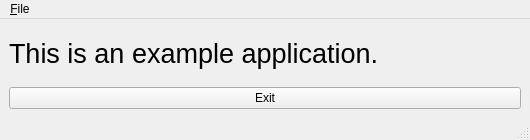
This is source/main_window.ui in jansorg/tom-ui as Qt 5 draws it before an edit. The edited form follows.
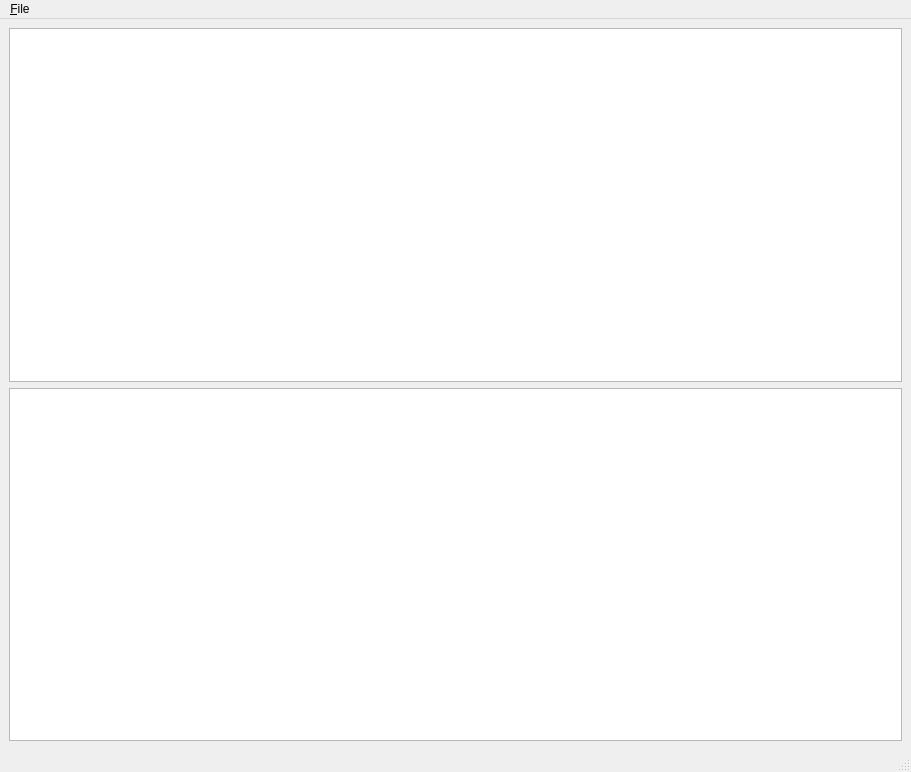
This is the edited form.

Patch:
```diff
--- a/source/main_window.ui
+++ b/source/main_window.ui
@@ -6,8 +6,8 @@
    <rect>
     <x>0</x>
     <y>0</y>
-    <width>530</width>
-    <height>140</height>
+    <width>911</width>
+    <height>772</height>
    </rect>
   </property>
   <property name="windowTitle">
@@ -16,49 +16,18 @@
   <widget class="QWidget" name="centralwidget">
    <layout class="QVBoxLayout" name="verticalLayout">
     <item>
-     <spacer name="verticalSpacer">
-      <property name="orientation">
-       <enum>Qt::Vertical</enum>
-      </property>
-      <property name="sizeHint" stdset="0">
-       <size>
-        <width>20</width>
-        <height>16</height>
-       </size>
-      </property>
-     </spacer>
-    </item>
-    <item>
-     <widget class="QLabel" name="label">
-      <property name="font">
-       <font>
-        <pointsize>20</pointsize>
-       </font>
-      </property>
-      <property name="text">
-       <string>This is an example application.</string>
-      </property>
-     </widget>
-    </item>
-    <item>
-     <spacer name="verticalSpacer_2">
-      <property name="orientation">
-       <enum>Qt::Vertical</enum>
-      </property>
-      <property name="sizeHint" stdset="0">
-       <size>
-        <width>20</width>
-        <height>17</height>
-       </size>
-      </property>
-     </spacer>
-    </item>
-    <item>
-     <widget class="QPushButton" name="pushButton">
-      <property name="text">
-       <string>Exit</string>
-      </property>
-     </widget>
+     <layout class="QGridLayout" name="gridLayout">
+      <item row="0" column="0">
+       <widget class="QTreeView" name="projectTree">
+        <attribute name="headerShowSortIndicator" stdset="0">
+         <bool>true</bool>
+        </attribute>
+       </widget>
+      </item>
+      <item row="1" column="0">
+       <widget class="QTableView" name="frameView"/>
+      </item>
+     </layout>
     </item>
    </layout>
   </widget>
@@ -67,8 +36,8 @@
     <rect>
      <x>0</x>
      <y>0</y>
-     <width>530</width>
-     <height>26</height>
+     <width>911</width>
+     <height>34</height>
     </rect>
    </property>
    <widget class="QMenu" name="menuFile">
```
Left out of the diff: 39 changed lines with no effect on the pictures.
